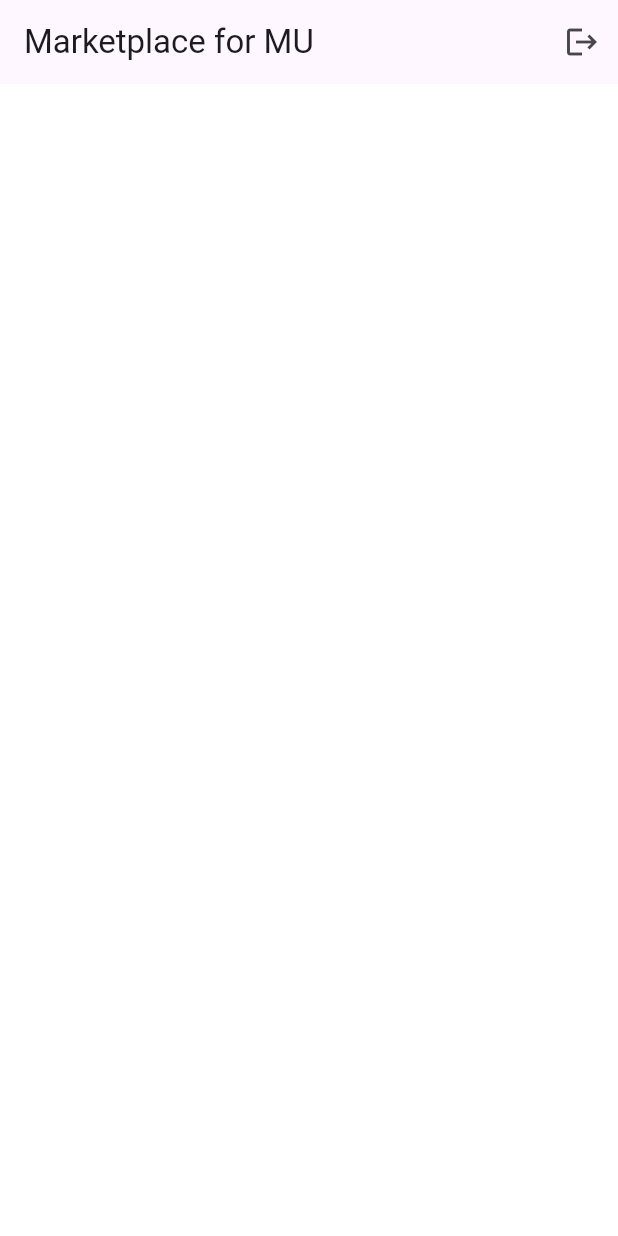
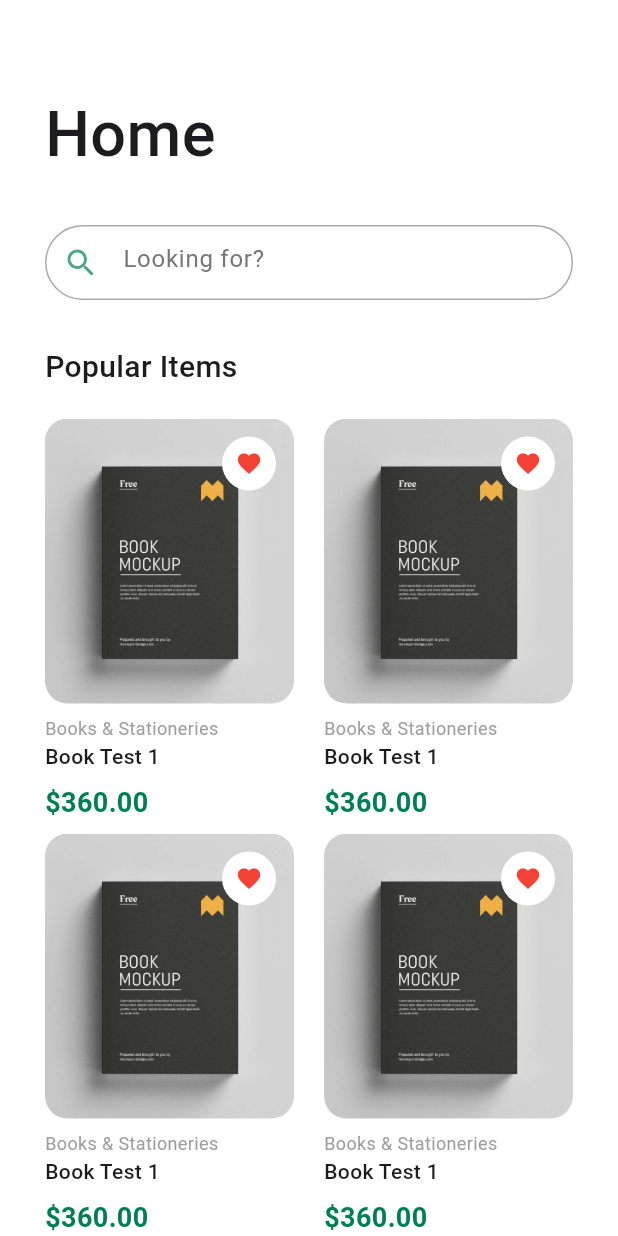
Before and after one commit to MUICT-Class/ITDS283-section1-group17, a Flutter app: the screen it shows once a user with an empty profile is signed in, on a phone screen of 412 x 824 dp. Run offline on Flutter 3.47's test engine with Material 3 defaults, Android fonts, the phone set to English and light mode, and no system bars; our stand-ins replace firebase_auth, firebase_core, loading_animation_widget; accounts and stored records are empty; network calls fail.

Commit message:
update home_page.dart

```diff
--- a/projectphrase2/lib/pages/home_page.dart
+++ b/projectphrase2/lib/pages/home_page.dart
@@ -1,25 +1,112 @@
 import 'package:flutter/material.dart';
+import '../services/auth_service.dart';
+import '../widgets/fieldinput.dart';
+import '../widgets/product_display.dart';
 
-import '../services/auth_service.dart';
+class HomePage extends StatefulWidget {
+  const HomePage({
+    super.key,
+  });
 
-class HomePage extends StatelessWidget {
-  const HomePage({super.key});
+  @override
+  State<HomePage> createState() => _HomePageState();
+}
+
+class _HomePageState extends State<HomePage> {
+  TextEditingController controllerSearch = TextEditingController();
 
   @override
   Widget build(BuildContext context) {
     return Scaffold(
       backgroundColor: Colors.white,
-      appBar: AppBar(
-        title: Text('Marketplace for MU'),
-        actions: [
-          IconButton(
-            icon: Icon(Icons.logout),
-            onPressed: () async {
-              await authService.value.signOut();
-            },
-          ),
-        ],
+      body: SafeArea(
+        child: CustomScrollView(
+          slivers: [
+            SliverToBoxAdapter(
+              child: Padding(
+                padding: const EdgeInsets.fromLTRB(30, 60, 30, 20),
+                child: Align(
+                  alignment: Alignment.topLeft,
+                  child: Text(
+                    'Home',
+                    style: TextStyle(
+                      fontSize: 42,
+                      fontWeight: FontWeight.w500,
+                    ),
+                  ),
+                ),
+              ),
+            ),
+            SliverPersistentHeader(
+              pinned: true,
+              delegate: _SearchBarDelegate(
+                child: Container(
+                  color: Colors.white,
+                  padding:
+                      const EdgeInsets.symmetric(horizontal: 30, vertical: 10),
+                  child: TextFieldSearch(
+                    textEditingController: controllerSearch,
+                    hintText: 'Looking for?',
+                    icon: Icons.search,
+                  ),
+                ),
+              ),
+            ),
+            SliverToBoxAdapter(
+              child: Padding(
+                padding: const EdgeInsets.fromLTRB(30, 20, 30, 20),
+                child: Align(
+                  alignment: Alignment.bottomLeft,
+                  child: Text(
+                    'Popular Items',
+                    style: TextStyle(fontSize: 20, fontWeight: FontWeight.w500),
+                  ),
+                ),
+              ),
+            ),
+            SliverPadding(
+              padding: const EdgeInsets.symmetric(horizontal: 30),
+              sliver: SliverGrid.count(
+                crossAxisCount: 2,
+                mainAxisSpacing: 0,
+                crossAxisSpacing: 20,
+                childAspectRatio: 0.6,
+                children: const [
+                  ProductDisplay(),
+                  ProductDisplay(),
+                  ProductDisplay(),
+                  ProductDisplay(),
+                  ProductDisplay(),
+                  ProductDisplay(),
+                  ProductDisplay(),
+                  ProductDisplay(),
+                ],
+              ),
+            ),
+          ],
+        ),
       ),
     );
   }
 }
+
+class _SearchBarDelegate extends SliverPersistentHeaderDelegate {
+  final Widget child;
+
+  _SearchBarDelegate({required this.child});
+
+  @override
+  Widget build(
+      BuildContext context, double shrinkOffset, bool overlapsContent) {
+    return child;
+  }
+
+  @override
+  double get maxExtent => 70;
+  @override
+  double get minExtent => 70;
+
+  @override
+  bool shouldRebuild(covariant SliverPersistentHeaderDelegate oldDelegate) =>
+      true;
+}
--- a/projectphrase2/lib/pages/login_page.dart
+++ b/projectphrase2/lib/pages/login_page.dart
@@ -30,6 +30,9 @@ class _LoginPageState extends State<LoginPage> {
     try {
       await authService.value.signIn(
           email: controllerEmail.text, password: controllerPassword.text);
+      setState(() {
+        errorMessage = '';
+      });
     } on FirebaseAuthException catch (e) {
       setState(() {
         errorMessage = e.message ?? 'This is not working';
@@ -61,14 +64,18 @@ class _LoginPageState extends State<LoginPage> {
               ),
               const SizedBox(height: 60),
               TextFieldInLog(
-                  textEditingController: controllerEmail,
-                  hintText: "username",
-                  icon: Icons.person),
+                textEditingController: controllerEmail,
+                hintText: "email",
+                icon: Icons.person,
+                obscureText: false,
+              ),
               const SizedBox(height: 15),
               TextFieldInLog(
-                  textEditingController: controllerPassword,
-                  hintText: "password",
-                  icon: Icons.key),
+                textEditingController: controllerPassword,
+                hintText: "password",
+                icon: Icons.key,
+                obscureText: true,
+              ),
               Align(
                 alignment: Alignment.centerLeft,
                 child: TextButton(
--- a/projectphrase2/lib/pages/register_page.dart
+++ b/projectphrase2/lib/pages/register_page.dart
@@ -15,7 +15,6 @@ class RegisterPage extends StatefulWidget {
 class _RegisterPageState extends State<RegisterPage> {
   final TextEditingController controllerEmail = TextEditingController();
   final TextEditingController controllerPassword = TextEditingController();
-  final formKey = GlobalKey<FormState>();
   String errorMessage = '';
 
   @override
@@ -37,6 +36,9 @@ class _RegisterPageState extends State<RegisterPage> {
         MaterialPageRoute(builder: (context) => const AuthLayout()),
         (route) => false,
       );
+      setState(() {
+        errorMessage = '';
+      });
     } on FirebaseAuthException catch (e) {
       setState(() {
         errorMessage = e.message ?? 'There is an error';
--- a/projectphrase2/lib/services/auth_layout.dart
+++ b/projectphrase2/lib/services/auth_layout.dart
@@ -21,11 +21,12 @@ class AuthLayout extends StatelessWidget {
         return StreamBuilder(
             stream: authService.authStateChanges,
             builder: (context, snapshot) {
+              print("ConnectionState: ${snapshot.connectionState}");
               Widget widget;
-              if (snapshot.connectionState == ConnectionState.waiting) {
-                widget = Loading();
+              if (snapshot.connectionState != ConnectionState.active) {
+                widget = const Loading();
               } else if (snapshot.hasData) {
-                widget = HomePage();
+                widget = const HomePage();
               } else {
                 widget = pageIfNotConnected ?? const LoginPage();
               }
--- a/projectphrase2/lib/widgets/fieldinput.dart
+++ b/projectphrase2/lib/widgets/fieldinput.dart
@@ -12,6 +12,7 @@ class TextFieldInLog extends StatelessWidget {
     this.isPass = false,
     required this.hintText,
     required this.icon,
+    required bool obscureText,
   });
 
   @override
@@ -78,3 +79,41 @@ class TextFieldInSign extends StatelessWidget {
     );
   }
 }
+
+class TextFieldSearch extends StatelessWidget {
+  final TextEditingController textEditingController;
+  final String hintText;
+  final IconData icon;
+
+  const TextFieldSearch({
+    super.key,
+    required this.textEditingController,
+    required this.hintText,
+    required this.icon,
+  });
+
+  @override
+  Widget build(BuildContext context) {
+    // TODO: implement build
+    return TextField(
+      controller: textEditingController,
+      decoration: InputDecoration(
+          contentPadding: EdgeInsets.symmetric(horizontal: 20, vertical: 17),
+          prefixIcon: Icon(icon, color: Color.fromARGB(178, 0, 127, 85)),
+          hintText: hintText,
+          hintStyle: const TextStyle(color: Color.fromARGB(255, 118, 118, 118)),
+          border: OutlineInputBorder(
+            borderRadius: BorderRadius.circular(100),
+          ),
+          enabledBorder: OutlineInputBorder(
+            borderRadius: BorderRadius.circular(100),
+            borderSide:
+                BorderSide(color: const Color.fromARGB(255, 170, 170, 170)),
+          ),
+          focusedBorder: OutlineInputBorder(
+              borderRadius: BorderRadius.circular(100),
+              borderSide:
+                  BorderSide(color: const Color.fromARGB(255, 0, 127, 85)))),
+    );
+  }
+}
--- /dev/null
+++ b/projectphrase2/lib/widgets/product_display.dart
@@ -0,0 +1,66 @@
+import 'package:flutter/material.dart';
+
+class ProductDisplay extends StatelessWidget {
+  const ProductDisplay({super.key});
+
+  @override
+  Widget build(BuildContext context) {
+    return Container(
+      padding: const EdgeInsets.all(0),
+      child: Column(
+        crossAxisAlignment: CrossAxisAlignment.start,
+        children: [
+          Stack(
+            children: [
+              SizedBox(
+                width: 190,
+                height: 190,
+                child: ClipRRect(
+                  borderRadius: BorderRadius.circular(15),
+                  child: Image.asset(
+                    'assets/images/Softcover-Book-Mockup.jpg',
+                    fit: BoxFit.cover,
+                  ),
+                ),
+              ),
+              Positioned(
+                top: 12,
+                right: 12,
+                child: CircleAvatar(
+                  radius: 18,
+                  backgroundColor: Colors.white,
+                  child: Icon(Icons.favorite, color: Colors.red, size: 18),
+                ),
+              ),
+            ],
+          ),
+          const SizedBox(height: 8),
+          const Text(
+            'Books & Stationeries',
+            style: TextStyle(
+              fontSize: 12,
+              color: Colors.grey,
+            ),
+          ),
+          const SizedBox(height: 0),
+          const Text(
+            'Book Test 1',
+            style: TextStyle(
+              fontSize: 14,
+              fontWeight: FontWeight.w500,
+            ),
+          ),
+          const SizedBox(height: 8),
+          const Text(
+            '\$360.00',
+            style: TextStyle(
+              fontSize: 18,
+              color: Color.fromARGB(255, 0, 127, 85),
+              fontWeight: FontWeight.w600,
+            ),
+          ),
+        ],
+      ),
+    );
+  }
+}
--- a/projectphrase2/pubspec.yaml
+++ b/projectphrase2/pubspec.yaml
@@ -61,8 +61,8 @@ flutter:
   uses-material-design: true
 
   # To add assets to your application, add an assets section, like this:
-  # assets:
-  #   - images/a_dot_burr.jpeg
+  assets:
+    - assets/images/
   #   - images/a_dot_ham.jpeg
 
   # An image asset can refer to one or more resolution-specific "variants", see
```
Also changed, not shown: projectphrase2/assets/images/Softcover-Book-Mockup.jpg (added).
